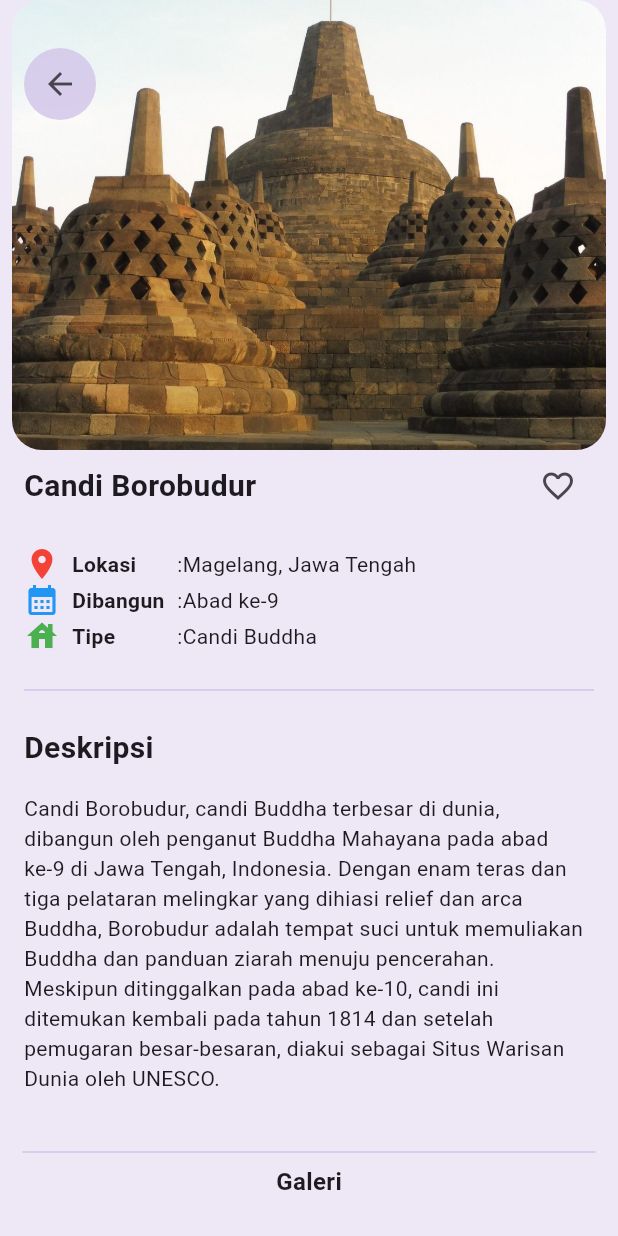
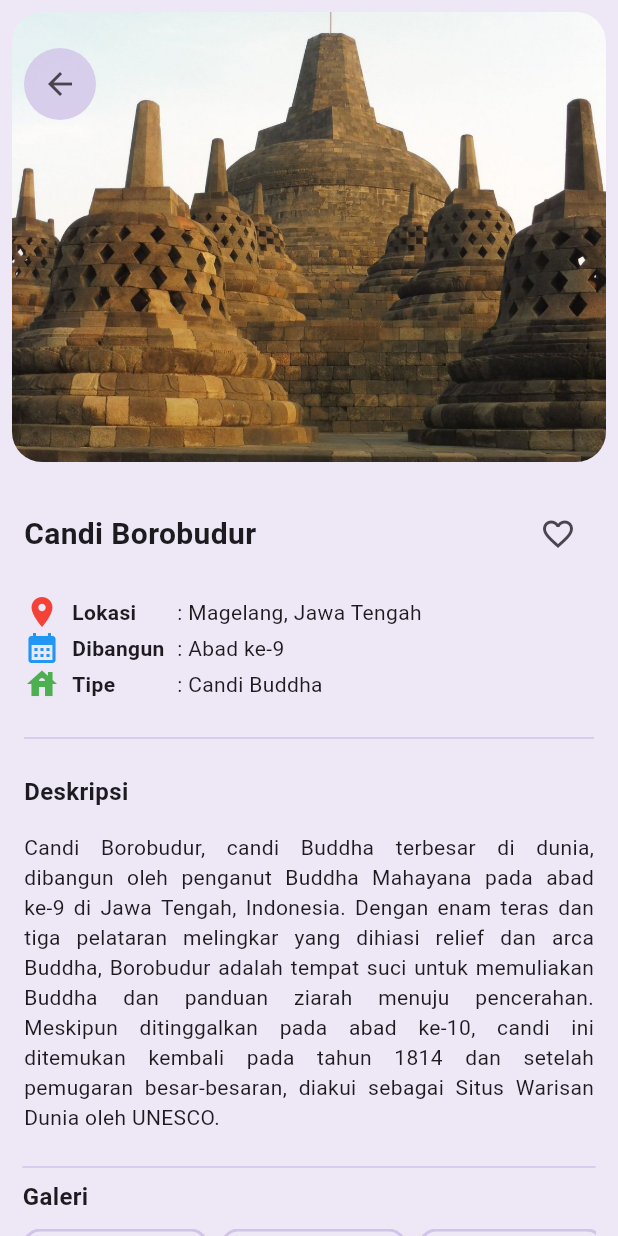
Before and after one commit to GregoryNoelMarcello/wisata_candi_gregory_noel_marcello, a Flutter app: the DetailScreen screen opened directly with sample values from the repository, after a tap on the "favorite outline" icon, on a phone screen of 412 x 824 dp. Run offline on Flutter 3.47's test engine with Material 3 defaults, Android fonts, the phone set to English and light mode, and no system bars; our stand-ins replace shared_preferences; missing offline and left inert: encrypt; accounts and stored records are empty; network calls fail.

Commit message:
memperbaiki detailscreen, sign in dan up

```diff
--- a/lib/screens/detail_screen.dart
+++ b/lib/screens/detail_screen.dart
@@ -2,11 +2,56 @@
 import 'package:cached_network_image/cached_network_image.dart';
 import 'package:flutter/material.dart';
 import 'package:wisata_candi/models/candi.dart';
+import 'package:shared_preferences/shared_preferences.dart';
 
-class DetailScreen extends StatelessWidget {
+class DetailScreen extends StatefulWidget {
   final Candi candi;
 
-  const DetailScreen({super.key, required this.candi});
+  DetailScreen({super.key, required this.candi});
+
+  @override
+  State<DetailScreen> createState() => _DetailScreenState();
+}
+
+class _DetailScreenState extends State<DetailScreen> {
+  bool isFavorite = false;
+  bool isSignedIn = false;
+
+  @override
+  void initState() {
+    super.initState();
+    _checkSignInStatus();
+    _loadFavoriteStatus();
+  }
+  // Memeriksa status sign in
+  void _checkSignInStatus() async {
+    SharedPreferences prefs = await SharedPreferences.getInstance();
+    bool signedIn = prefs.getBool('isSignedIn') ?? false;
+    setState(() {
+      isSignedIn = signedIn;
+    });
+  }
+  void _loadFavoriteStatus() async {
+    SharedPreferences prefs = await SharedPreferences.getInstance();
+    bool favorite = prefs.getBool('favorite_${widget.candi.name}') ?? false;
+    setState(() {
+      isFavorite = favorite;
+    });
+  }
+  Future<void> _toggleFavorite() async {
+    SharedPreferences prefs = await SharedPreferences.getInstance();
+
+    // Memeriksa apakah pengguna sudah sign in
+    if(!isSignedIn) {
+      // Jika belum sign in, arahkan ke SignInScreen
+      WidgetsBinding.instance.addPostFrameCallback((_) {
+        Navigator.pushReplacementNamed(context, '/SignInScreen');
+      });
+      return;
+    }
+    bool favoriteStatus = !isFavorite;
+    prefs.setBool('favorite_${widget.candi.name}',favoriteStatus);
+  }
 
   @override
   Widget build(BuildContext context) {
@@ -14,27 +59,29 @@ class DetailScreen extends StatelessWidget {
       body: SingleChildScrollView(
         child: Column(
           children: [
+            //detail header
             Stack(
               children: [
-                Padding(
-                  padding: const EdgeInsets.symmetric(horizontal: 8.0),
+                //padding image utama
+                Hero(
+                  tag: widget.candi.imageAsset,
+                  child: Padding(
+                    padding: const EdgeInsets.all(8.0),
                     child: ClipRRect(
                       borderRadius: BorderRadius.circular(20),
                       child: Image.asset(
-                      candi.imageAsset,
+                        widget.candi.imageAsset,
                         width: double.infinity,
                         height: 300,
                         fit: BoxFit.cover,
                       ),
                     ),
                   ),
-                //tombol back costum
+                ),
+                //padding back button
                 Padding(
                   padding:
-                  const EdgeInsets.symmetric(
-                      horizontal: 16,
-                      vertical: 32
-                  ),
+                  const EdgeInsets.symmetric(horizontal: 16, vertical: 32),
                   child: Container(
                     decoration: BoxDecoration(
                       color: Colors.deepPurple[100]?.withOpacity(0.8),
@@ -48,171 +95,145 @@ class DetailScreen extends StatelessWidget {
                           Icons.arrow_back,
                         )),
                   ),
-                ),
+                )
               ],
             ),
             //detail info
             Padding(
-              padding: const EdgeInsets.symmetric(horizontal: 16),
+              padding: EdgeInsets.symmetric(horizontal: 16),
               child: Column(
+                crossAxisAlignment: CrossAxisAlignment.start,
                 children: [
-                  // info atas (nama candi dan tombol favorit)
+                  SizedBox(height: 16),
+                  // info atas(nama candi dan tombol favorit)
                   Row(
                     mainAxisAlignment: MainAxisAlignment.spaceBetween,
                     children: [
                       Text(
-                        candi.name,
-                        style: const TextStyle(
-                            fontSize: 20, fontWeight: FontWeight.bold),
+                        widget.candi.name,
+                        style: TextStyle(
+                          fontSize: 20,
+                          fontWeight: FontWeight.bold,
                         ),
-                      //Text(Candi.name),
+                      ),
                       IconButton(
-                          onPressed: () {},
-                          icon: const Icon(Icons.favorite_border))
+                          onPressed: () {
+                            _toggleFavorite();
+                          },
+                          icon: Icon(isSignedIn && isFavorite
+                              ? Icons.favorite
+                              : Icons.favorite_border,
+                              color: isSignedIn && isFavorite ? Colors.red : null)
+                      )
                     ],
                   ),
-                  //info tengah(lokasi,dibangun,tipe)
-                  const SizedBox(
-                    height: 16,
-                  ),
+                  // info tengah (lokasi, dibangun, tipe)
+                  SizedBox(height: 16),
                   Row(
                     children: [
-                      const Icon(
-                        Icons.place,
-                        color: Colors.red,
-                      ),
-                      const SizedBox(
-                        width: 8,
-                      ),
-                      const SizedBox(
+                      Icon(Icons.place, color: Colors.red),
+                      SizedBox(width: 8),
+                      SizedBox(
                         width: 70,
-                        child: Text(
-                          'Lokasi',
-                          style: TextStyle(fontWeight: FontWeight.bold),
-                        ),
-                      ),
-                      Text(
-                        ':${candi.location}',
-                      ),
+                        child: Text('Lokasi', style: TextStyle(
+                            fontWeight: FontWeight.bold),),),
+                      Text(': ${widget.candi.location}'),
                     ],
                   ),
                   Row(
                     children: [
-                      const Icon(
-                        Icons.calendar_month,
-                        color: Colors.blue,
-                      ),
-                      const SizedBox(
-                        width: 8,
-                      ),
-                      const SizedBox(
-                        width: 70,
-                        child: Text(
-                          'Dibangun',
-                          style: TextStyle(fontWeight: FontWeight.bold),
-                        ),
-                      ),
-                      Text(':${candi.built}')
+                      Icon(Icons.calendar_month, color: Colors.blue),
+                      SizedBox(width: 8),
+                      SizedBox(width: 70,
+                          child: Text('Dibangun', style: TextStyle(
+                              fontWeight: FontWeight.bold))),
+                      Text(': ${widget.candi.built}'),
+                    ],),
+                  Row(children: [
+                    Icon(Icons.house, color: Colors.green),
+                    SizedBox(width:8),
+                    SizedBox(width:70,
+                        child: Text('Tipe', style: TextStyle(
+                            fontWeight: FontWeight.bold))),
+                    Text(': ${widget.candi.type}'),
                   ],
                   ),
-                  Row(
+                  SizedBox(height: 16),
+                  Divider(color: Colors.deepPurple.shade100),
+                  SizedBox(height: 16),
+                  // info bawah (deskripsi)
+                  Column(
+                    crossAxisAlignment: CrossAxisAlignment.start,
                     children: [
-                      const Icon(
-                        Icons.house,
-                        color: Colors.green,
+                      SizedBox(width: 70,
+                          child: Text(
+                            'Deskripsi', style: TextStyle(fontWeight: FontWeight.bold, fontSize: 16),
+                          )
                       ),
-                      const SizedBox(
-                        width: 8,
-                      ),
-                      const SizedBox(
-                        width: 70,
-                        child: Text(
-                          'Tipe',
-                          style: TextStyle(fontWeight: FontWeight.bold),
-                        ),
-                      ),
-                      Text(':${candi.type}')
+                      SizedBox(height: 16),
+                      Text('${widget.candi.description}',textAlign: TextAlign.justify),
                     ],
-                  ),
-                  const SizedBox(
-                    height: 16,
-                  ),
-                  Divider(
-                    color: Colors.deepPurple.shade100,
-                  ),
-                  SizedBox(height: 16,),
-                  Row(
-                    children: [
-                      Text("Deskripsi",style:TextStyle(fontSize: 20,fontWeight: FontWeight.bold)),
-                    ],
-                  ),
-                  SizedBox(height: 16,),
-                  Text('${candi.description}',),
-                  const SizedBox(
-                    height: 16,
-                  ),
+                  )
                 ],
               ),
             ),
-            //detail gallery
+            // DetailGallery
             Padding(
               padding: const EdgeInsets.all(15),
               child: Column(
+                crossAxisAlignment: CrossAxisAlignment.start,
                 children: [
-                  Divider(
-                    color: Colors.deepPurple.shade100,
-                  ),
-                  const Text(
-                    "Galeri",
-                    style: TextStyle(fontSize: 16, fontWeight: FontWeight.bold),
-
-                  ),
-                  const SizedBox(
-                    height: 10,
-                  ),
+                  Divider(color: Colors.deepPurple.shade100,),
+                  Text('Galeri', style: TextStyle(
+                      fontSize: 16, fontWeight: FontWeight.bold
+                  ),),
+                  SizedBox(height: 10,),
                   SizedBox(
                     height: 100,
                     child: ListView.builder(
                       scrollDirection: Axis.horizontal,
-                        itemCount: candi.imageUrls.length,
-                        itemBuilder: (context, index) {
-                          return Padding(
-                            padding: const EdgeInsets.only(right: 8),
+                      itemCount: widget.candi.imageUrls.length,
+                      itemBuilder: (context, index){
+                        return Padding(padding: EdgeInsets.only(right:8),
+                          // bingkai
                           child: GestureDetector(
-                              onTap: () {},
+                            onTap: (){},
                             child: Container(
-                                decoration: const BoxDecoration(),
+                              decoration: BoxDecoration(
+                                  borderRadius: BorderRadius.circular(12),
+                                  border: Border.all(
+                                    color: Colors.deepPurple.shade100,
+                                    width: 2,
+                                  )
+                              ),
                               child: ClipRRect(
                                 borderRadius: BorderRadius.circular(10),
                                 child: CachedNetworkImage(
-                                    imageUrl: candi.imageUrls[index],
+                                  imageUrl: widget.candi.imageUrls[index],
                                   width: 120,
                                   height: 120,
                                   fit: BoxFit.cover,
-                                    placeholder: (context, url) => Container(
+                                  placeholder: (context,url) => Container(
                                     width: 120,
                                     height: 120,
                                     color: Colors.deepPurple[50],
                                   ),
-                                    errorWidget: (context, url, error) =>
-                                    const Icon(Icons.error),
+                                  errorWidget: (context, url, error) => Icon(Icons.error),
                                 ),
                               ),
                             ),
                           ),
                         );
                       },
-                      )),
-                  const SizedBox(
-                    height: 4,
                     ),
-                  const Text(
-                    "Tap untuk memperbesar",
-                    style: TextStyle(fontSize: 12, color: Colors.black54),
-                  )
+                  ),
+                  SizedBox(height: 4,),
+                  Text('Tap untuk memperbesar',style: TextStyle(
+                    fontSize: 12, color: Colors.black54,
+                  ),),
                 ],
               ),
-            ),
+            )
           ],
         ),
       ),
--- a/lib/widgets/item_card.dart
+++ b/lib/widgets/item_card.dart
@@ -5,7 +5,6 @@ import 'package:wisata_candi/screens/detail_screen.dart';
 class ItemCard extends StatelessWidget {
   // TODO: 1. Deklarasikan variabel yang dibutuhkan dan pasang pada konstruktor
   final Candi candi;
-
   const ItemCard({super.key, required this.candi});
 
   @override
@@ -30,6 +29,7 @@ class ItemCard extends StatelessWidget {
           children: [
             // TODO: 3. Buat Image debagai anak dari Column
             Expanded(
+              //TODO 7. Implementasi Hero Animation
               child: ClipRRect(
                   borderRadius: BorderRadius.circular(15),
                   child: Image.asset(candi.imageAsset,
```
Also changed, not shown: lib/screens/profile_screen.dart (+12 -18 lines), lib/screens/sign_in_screen.dart (+79 -26 lines), lib/screens/sign_up_screen.dart (+21 -24 lines). Lines whose indentation alone changed are shown as unchanged.
